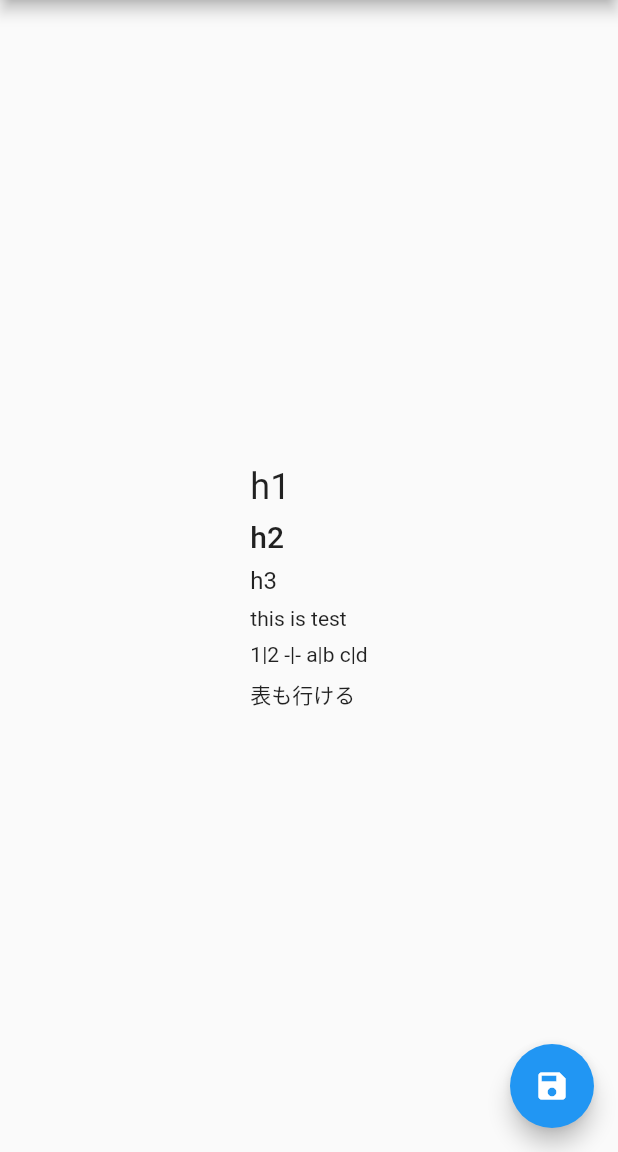
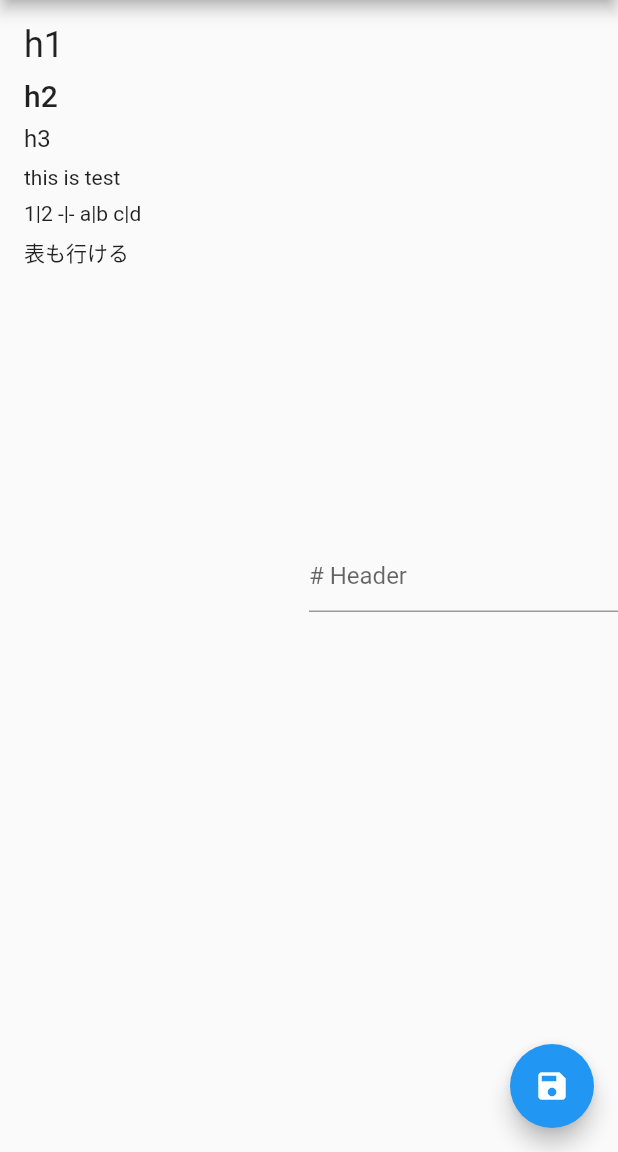
Before and after one commit to hmjn023/gm_edit, a Flutter app: the screen it shows after launch, on a phone screen of 412 x 824 dp, the part 84-1236 px from its top. Run offline on Flutter 3.47's test engine with Material 2 defaults, Android fonts, the phone set to English and light mode, and no system bars; drawn by our look-alikes of flutter_markdown; missing offline and left inert: markdown.

Commit message:
ADD: TextField

```diff
--- a/lib/main.dart
+++ b/lib/main.dart
@@ -33,9 +33,9 @@ class MyHomePage extends flutter.StatefulWidget {
 }
 
 class _MyHomePageState extends flutter.State<MyHomePage> {
-  String mark=md.markdownToHtml('Hello *Markdown*');
-  String mark2=md.markdownToHtml("### this is header test");
-  String mark3="""
+  String mark = md.markdownToHtml('Hello *Markdown*');
+  String mark2 = md.markdownToHtml("### this is header test");
+  String mark3 = """
   # h1
   ## h2
   ### h3
@@ -46,8 +46,7 @@ class _MyHomePageState extends flutter.State<MyHomePage> {
   c|d\n
   表も行ける
   """;
-  void save() {
-  }
+  void save() {}
 
   @override
   flutter.Widget build(flutter.BuildContext context) {
@@ -55,15 +54,29 @@ class _MyHomePageState extends flutter.State<MyHomePage> {
       appBar: flutter.AppBar(
         title: flutter.Text(widget.title),
       ),
-      body: flutter.Center(
+      body: flutter.Row(children: [
+        flutter.Expanded(flex: 1, child: flmk.Markdown(data: mark3)),
+        flutter.Expanded(
+            flex: 1,
+            child: flutter.TextField(
+                maxLines: null,
+                onChanged: (text) => setState(() {
+                      mark3 = text;
+                    }),
+                decoration: flutter.InputDecoration(hintText: '# Header')))
+      ])
+      /*flutter.Center(
         child: flutter.Column(
           mainAxisAlignment: flutter.MainAxisAlignment.center,
           children: <flutter.Widget>[
             flutter.Text(mark2),
-            flmk.MarkdownBody(data:mark3,),
+            flmk.Markdown(
+              data: mark3,
+            ),
           ],
         ),
-      ),
+      )*/
+      ,
       floatingActionButton: flutter.FloatingActionButton(
         onPressed: save,
         tooltip: 'save',
```
